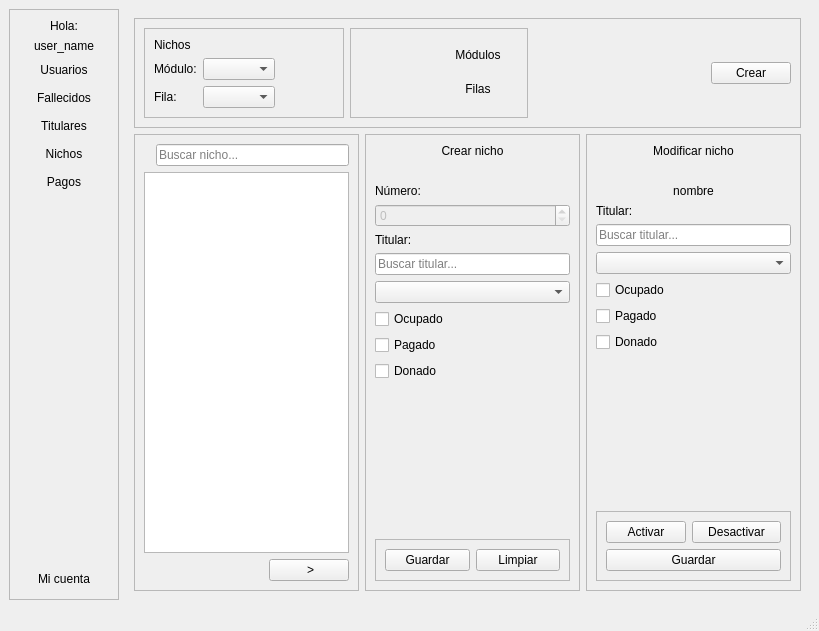
First picture: the form in enduring_chambers/niches/view/ui/main_window.ui, repository degorck/enduring-chambers, before the edit.
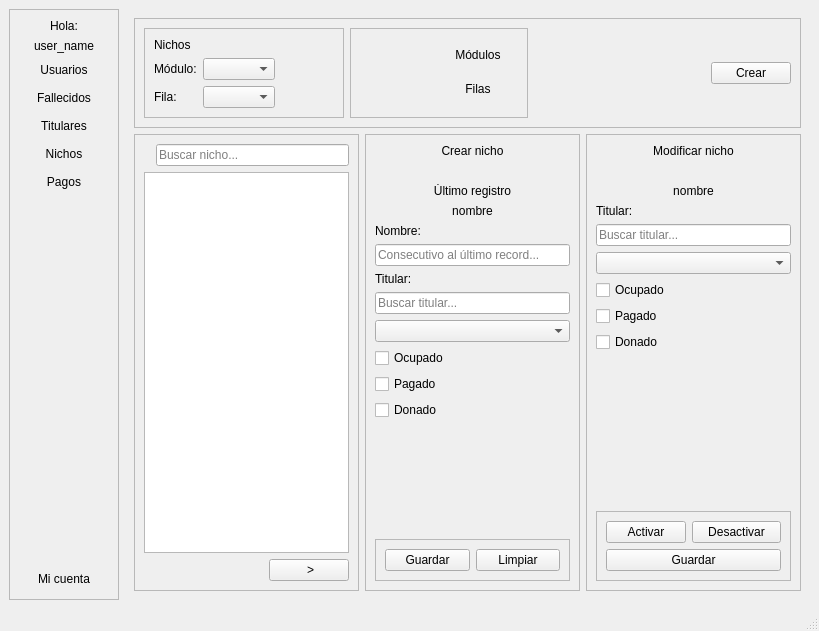
Second picture: the form after the edit. The open tabs and pages were chosen to show the change. Icons and pictures are not drawn.

Commit message: Last record on niches added, changed number to name in niches

```diff
--- a/enduring_chambers/niches/view/ui/main_window.ui
+++ b/enduring_chambers/niches/view/ui/main_window.ui
@@ -1975,14 +1975,34 @@
             <item>
              <widget class="QLabel" name="label_number_create_niche">
               <property name="text">
-               <string>Número:</string>
+               <string>Último registro</string>
               </property>
+              <property name="alignment">
+               <set>Qt::AlignmentFlag::AlignCenter</set>
+              </property>
              </widget>
             </item>
             <item>
-             <widget class="QSpinBox" name="spin_box_create_niche_number">
-              <property name="enabled">
-               <bool>false</bool>
+             <widget class="QLabel" name="label_create_niche_name">
+              <property name="text">
+               <string>nombre</string>
+              </property>
+              <property name="alignment">
+               <set>Qt::AlignmentFlag::AlignCenter</set>
+              </property>
+             </widget>
+            </item>
+            <item>
+             <widget class="QLabel" name="label_name_create_niche">
+              <property name="text">
+               <string>Nombre:</string>
+              </property>
+             </widget>
+            </item>
+            <item>
+             <widget class="QLineEdit" name="line_edit_create_niche_name">
+              <property name="placeholderText">
+               <string>Consecutivo al último record...</string>
               </property>
              </widget>
             </item>
```
Left out of the diff: 76 changed lines with no effect on the pictures. The commit also changes 5 other files.
